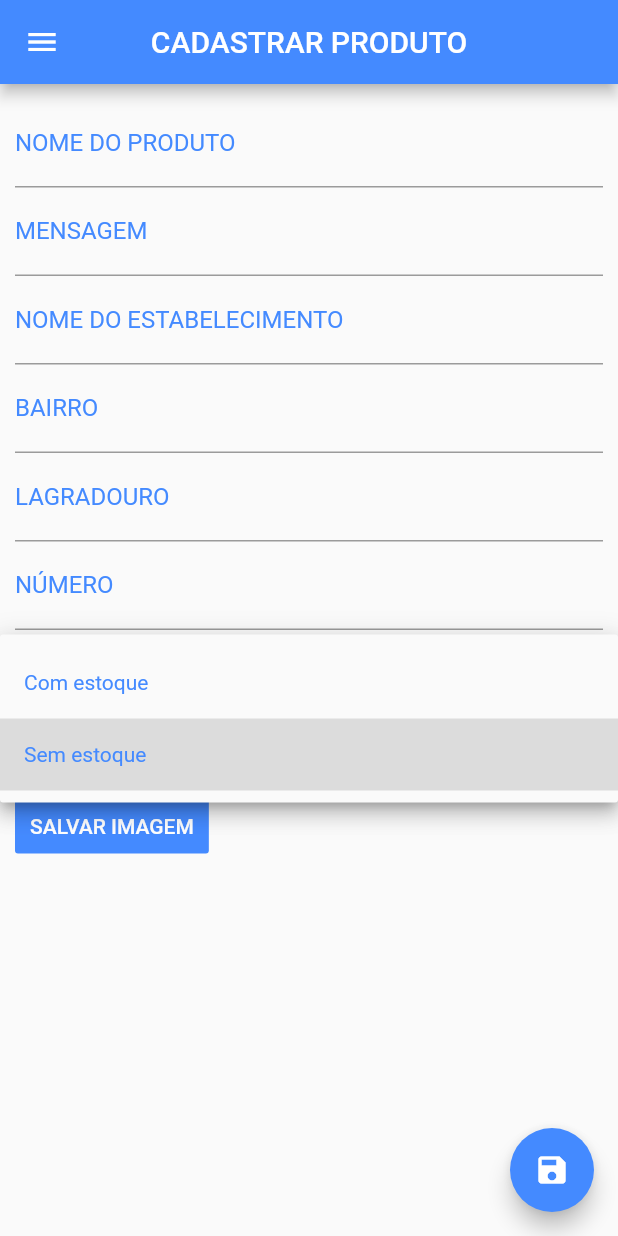
After one commit to thyxbr/hack-for-good, a Flutter app: the ProdutoCadastro screen opened directly, after a tap on "Sem estoque", on a phone screen of 412 x 824 dp. The commit adds this screen. Run offline on Flutter 3.47's test engine with Material 2 defaults, Android fonts, the phone set to English and light mode, and no system bars.

Commit message:
criada a tela de cadastro de produtos

```diff
--- /dev/null
+++ b/lib/produto/produto_cadastro.dart
@@ -0,0 +1,120 @@
+import 'package:flutter/material.dart';
+import 'package:hack_for_good/menu/custom_drawer.dart';
+import 'package:hack_for_good/produto/produto_list.dart';
+
+class ProdutoCadastro extends StatelessWidget {
+  List<DropdownMenuItem<int>> listDropMenu = [];
+  int itemSelecionado = 1;
+
+  ProdutoCadastro() {
+    loadDropMenu();
+  }
+
+  @override
+  Widget build(BuildContext context) {
+    return Scaffold(
+      drawer: CustomDrawer(),
+      appBar: AppBar(
+        backgroundColor: Colors.blueAccent,
+        title: Text("CADASTRAR PRODUTO"),
+        centerTitle: true,
+      ),
+      floatingActionButton: FloatingActionButton(
+          child: Icon(Icons.save),
+          backgroundColor: Colors.blueAccent,
+          onPressed: () {
+            Navigator.push(context,
+                MaterialPageRoute(builder: (context) => ProdutoList()));
+          }),
+      body: Container(
+        margin: EdgeInsets.all(10.0),
+        child: Column(
+          crossAxisAlignment: CrossAxisAlignment.stretch,
+          children: <Widget>[
+            TextField(
+              decoration: InputDecoration(
+                  labelText: "NOME DO PRODUTO",
+                  labelStyle: TextStyle(color: Colors.blueAccent)),
+              style: TextStyle(color: Colors.blueAccent),
+            ),
+            TextField(
+              decoration: InputDecoration(
+                  labelText: "MENSAGEM",
+                  labelStyle: TextStyle(color: Colors.blueAccent)),
+              style: TextStyle(color: Colors.blueAccent),
+            ),
+            TextField(
+              decoration: InputDecoration(
+                  labelText: "NOME DO ESTABELECIMENTO",
+                  labelStyle: TextStyle(color: Colors.blueAccent)),
+              style: TextStyle(color: Colors.blueAccent),
+            ),
+            TextField(
+              decoration: InputDecoration(
+                  labelText: "BAIRRO",
+                  labelStyle: TextStyle(color: Colors.blueAccent)),
+              style: TextStyle(color: Colors.blueAccent),
+            ),
+            TextField(
+              decoration: InputDecoration(
+                  labelText: "LAGRADOURO",
+                  labelStyle: TextStyle(color: Colors.blueAccent)),
+              style: TextStyle(color: Colors.blueAccent),
+            ),
+            TextField(
+              decoration: InputDecoration(
+                  labelText: "NÚMERO",
+                  labelStyle: TextStyle(color: Colors.blueAccent)),
+              style: TextStyle(color: Colors.blueAccent),
+            ),
+            TextField(
+              decoration: InputDecoration(
+                  labelText: "TELEFONE",
+                  labelStyle: TextStyle(color: Colors.blueAccent)),
+              style: TextStyle(color: Colors.blueAccent),
+            ),
+            DropdownButton(
+              items: listDropMenu,
+              value: itemSelecionado,
+              onChanged: (value) {
+                this.itemSelecionado = value;
+              },
+              hint: Text(
+                "Estoque",
+                style: TextStyle(color: Colors.blueAccent),
+              ),
+              style: TextStyle(color: Colors.blueAccent),
+            ),
+            Row(
+              children: <Widget>[
+                FlatButton(
+                  color: Colors.blueAccent,
+                  padding: EdgeInsets.all(10.0),
+                  child: Text(
+                    "SALVAR IMAGEM",
+                    style: TextStyle(color: Colors.white),
+                  ),
+                  onPressed: () {
+                    return 0;
+                  },
+                ),
+              ],
+            )
+          ],
+        ),
+      ),
+    );
+  }
+
+  void loadDropMenu() {
+    this.listDropMenu.clear();
+    this.listDropMenu.add(DropdownMenuItem(
+          child: Text("Com estoque"),
+          value: 0,
+        ));
+    this.listDropMenu.add(DropdownMenuItem(
+          child: Text("Sem estoque"),
+          value: 1,
+        ));
+  }
+}
--- a/lib/produto/produto_list.dart
+++ b/lib/produto/produto_list.dart
@@ -1,6 +1,7 @@
 import 'package:flutter/material.dart';
 import 'package:hack_for_good/menu/custom_drawer.dart';
 import 'package:hack_for_good/models/Produto.dart';
+import 'package:hack_for_good/produto/produto_cadastro.dart';
 import 'package:hack_for_good/produto/produto_detalhe.dart';
 
 class ProdutoList extends StatelessWidget {
@@ -26,7 +27,7 @@ class ProdutoList extends StatelessWidget {
         floatingActionButton: FloatingActionButton(
           onPressed: () {
             Navigator.push(context,
-                MaterialPageRoute(builder: (context) => ProdutoList()));
+                MaterialPageRoute(builder: (context) => ProdutoCadastro()));
           },
           child: Icon(Icons.add),
           backgroundColor: Colors.blueAccent,
```
